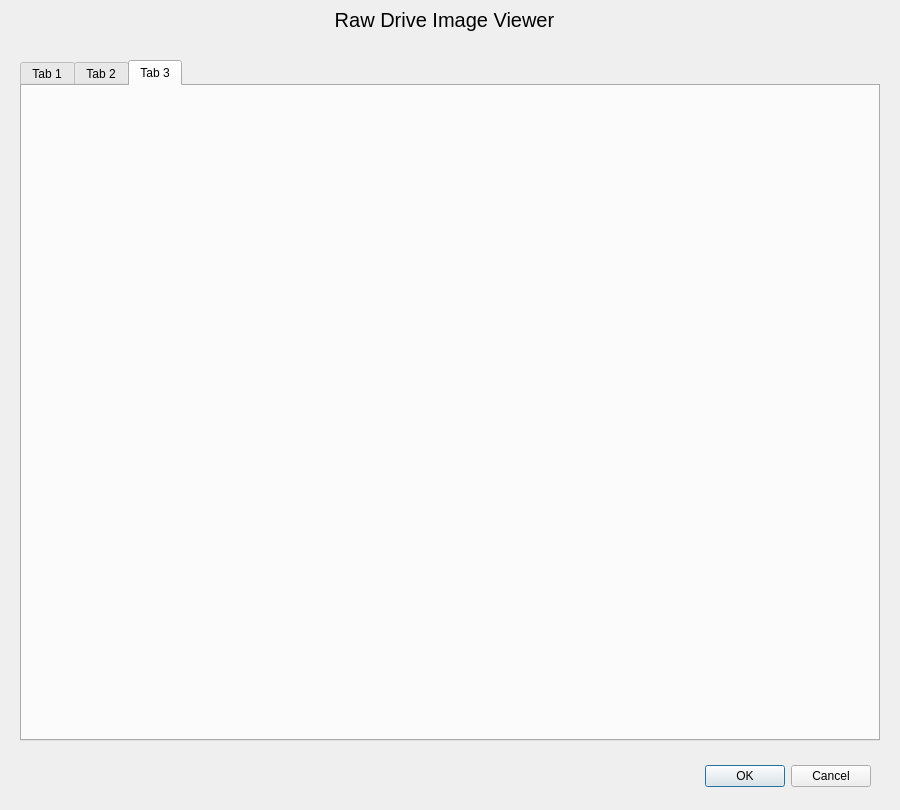
LornBKerr/disk_recovery, file src/main.ui: the form before one commit.
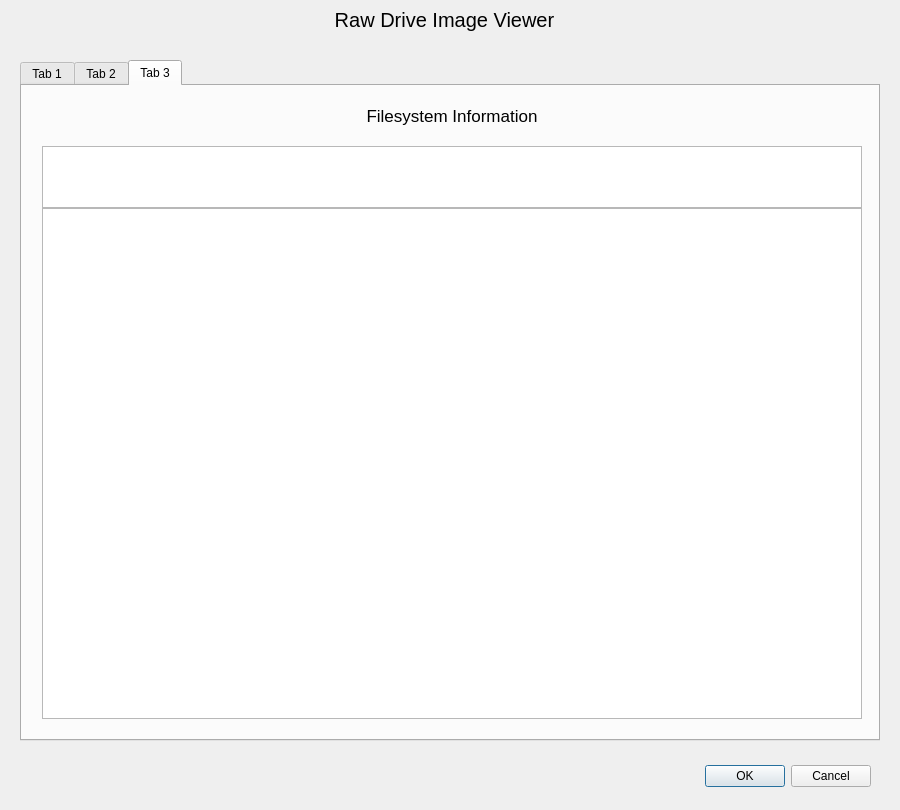
The form after the commit. The open tabs and pages were chosen to show the change.

Commit message: Added filesystem inf0 display tab.

Diff of the .ui file:
```diff
--- a/src/main.ui
+++ b/src/main.ui
@@ -138,6 +138,48 @@
      <attribute name="title">
       <string>Tab 3</string>
      </attribute>
+     <widget class="QTableWidget" name="fsi_titles">
+      <property name="geometry">
+       <rect>
+        <x>20</x>
+        <y>60</y>
+        <width>820</width>
+        <height>62</height>
+       </rect>
+      </property>
+     </widget>
+     <widget class="QTableWidget" name="fsi_table">
+      <property name="geometry">
+       <rect>
+        <x>20</x>
+        <y>122</y>
+        <width>820</width>
+        <height>511</height>
+       </rect>
+      </property>
+     </widget>
+     <widget class="QLabel" name="FileSystemInfo_title">
+      <property name="geometry">
+       <rect>
+        <x>0</x>
+        <y>20</y>
+        <width>860</width>
+        <height>20</height>
+       </rect>
+      </property>
+      <property name="font">
+       <font>
+        <pointsize>13</pointsize>
+        <bold>false</bold>
+       </font>
+      </property>
+      <property name="text">
+       <string>Filesystem Information</string>
+      </property>
+      <property name="alignment">
+       <set>Qt::AlignmentFlag::AlignCenter</set>
+      </property>
+     </widget>
     </widget>
    </widget>
    <widget class="QDialogButtonBox" name="buttonBox">
```
Left out of the diff: 2 changed lines with no effect on the pictures.
